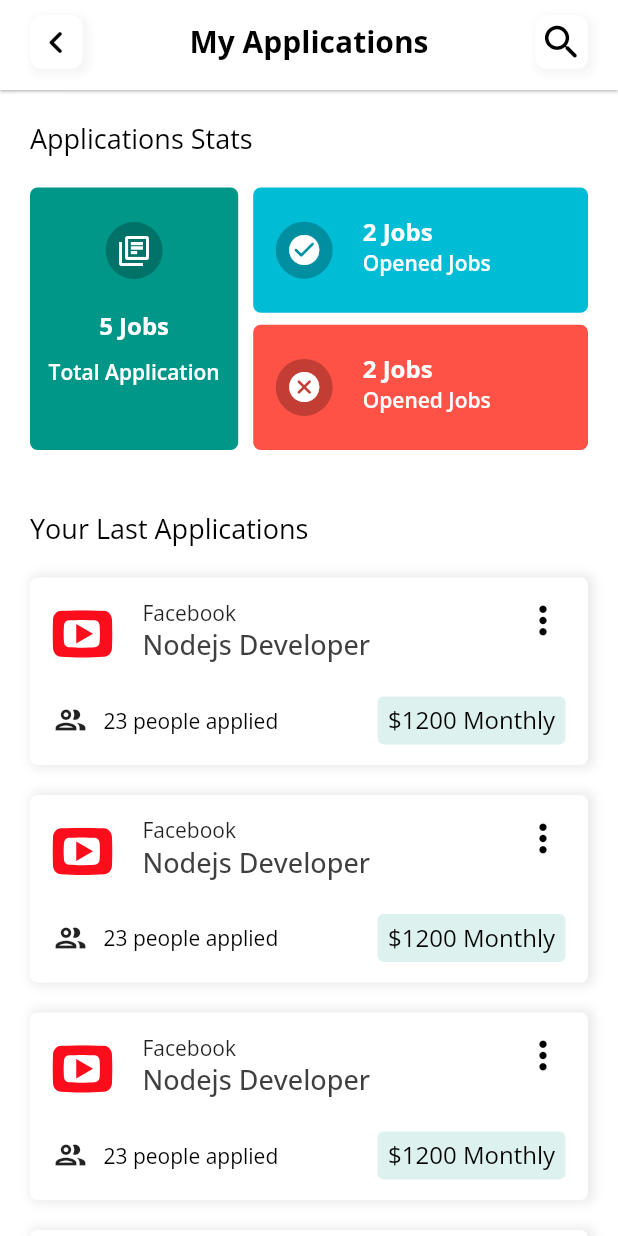
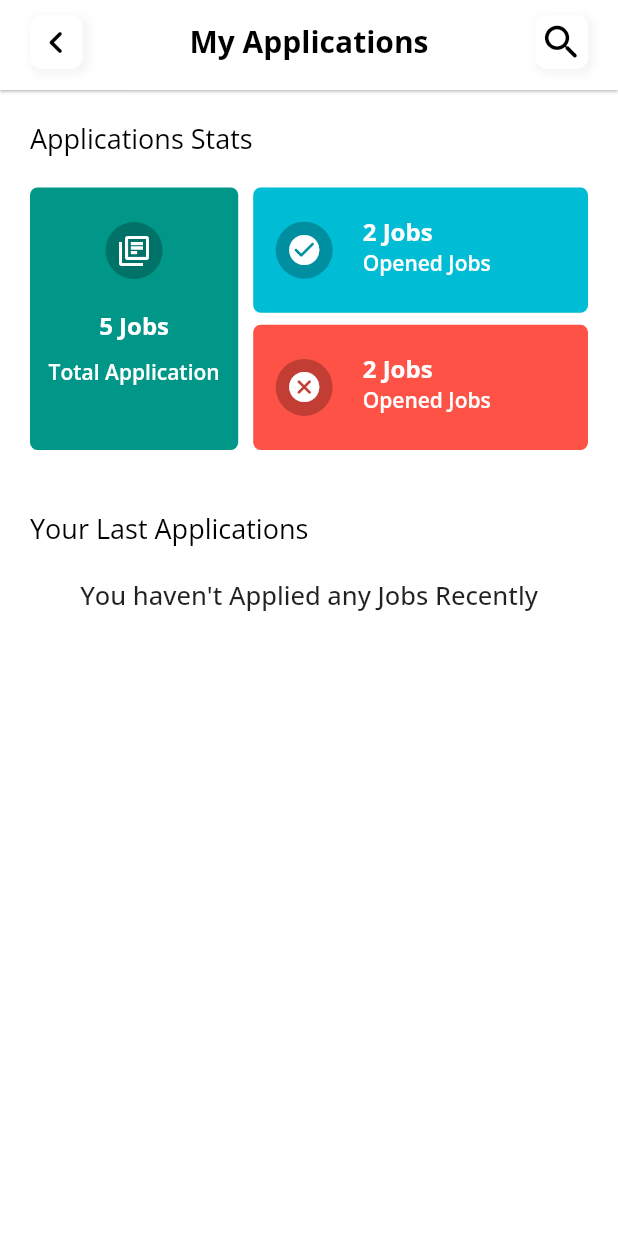
Before and after one commit to thetooaung07/job-portal, a Flutter app: the ApplicationsPage screen opened by its route, on a phone screen of 412 x 824 dp. Run offline on Flutter 3.47's test engine with Material 2 defaults, Android fonts, the phone set to English and light mode, and no system bars; our stand-ins replace cloud_firestore, file_picker, firebase_auth, firebase_core, firebase_storage, flutter_svg and 3 more; accounts and stored records are empty; statements that could not run were skipped.

Commit message:
Application Page

```diff
--- a/lib/model/applicant_model.dart
+++ b/lib/model/applicant_model.dart
@@ -44,6 +44,7 @@ class ApplicantModel {
     socialLinks = doc["socialLinks"] as List;
     suggestion = doc["suggestion"];
     question = doc["question"];
+    jobPostId = doc["jobPostId"];
   }
 
   Map<String, dynamic> toJson() => {
--- a/lib/model/job_post_model.dart
+++ b/lib/model/job_post_model.dart
@@ -38,7 +38,7 @@ class JobPostModel {
     required this.createdAt,
   });
 
-// to cloud firestore
+// from cloud firestore
   JobPostModel.fromDocumentSnapshot(DocumentSnapshot doc) {
     postUserId = doc["postUserId"];
     id = doc["id"];
--- a/lib/view/applications_page.dart
+++ b/lib/view/applications_page.dart
@@ -2,9 +2,12 @@ import 'package:flutter/material.dart';
 import 'package:flutter_svg/flutter_svg.dart';
 import 'package:get/get.dart';
 import 'package:job_portal/constants.dart';
+import 'package:job_portal/controller/application_page_controller.dart';
 import 'package:job_portal/controller/bottom_nav_bar_controller.dart';
 import 'package:job_portal/controller/my_application_controller.dart';
 import 'package:job_portal/main.dart';
+import 'package:job_portal/model/job_post_model.dart';
+import 'package:job_portal/routes/routes.dart';
 import 'package:job_portal/widgets/my_app_bar.dart';
 
 class ApplicationsPage extends StatelessWidget {
@@ -12,7 +15,7 @@ class ApplicationsPage extends StatelessWidget {
 
   @override
   Widget build(BuildContext context) {
-    MyApplicationController controller = Get.put(MyApplicationController());
+    // MyApplicationController controller = ;
     return Scaffold(
       appBar: MyAppBar(
         leading: Container(
@@ -61,12 +64,28 @@ class ApplicationsPage extends StatelessWidget {
                 style: kCaptionTextStyle,
               ),
               SizedBox(height: 20),
-              ListView.builder(
+              GetX<ApplicationsPageController>(
+                init: Get.put(ApplicationsPageController()),
+                builder: (controller) {
+                  return controller.myApplicationList.length > 0 &&
+                          controller.jobPostList.length > 0
+                      ? ListView.builder(
                           shrinkWrap: true,
                           physics: NeverScrollableScrollPhysics(),
-                itemCount: 4,
+                          itemCount: controller.myApplicationList.length,
                           itemBuilder: (context, index) {
-                  return ApplicationCard();
+                            return ApplicationCard(
+                                data: controller.jobPostList[index]);
+                          },
+                        )
+                      : Container(
+                          child: Center(
+                              child: Text(
+                                  "You haven't Applied any Jobs Recently",
+                                  style: TextStyle(
+                                      fontSize: 17,
+                                      fontWeight: FontWeight.w500))),
+                        );
                 },
               )
             ],
@@ -78,11 +97,16 @@ class ApplicationsPage extends StatelessWidget {
 }
 
 class ApplicationCard extends StatelessWidget {
-  const ApplicationCard({Key? key}) : super(key: key);
+  final JobPostModel data;
+  const ApplicationCard({Key? key, required this.data}) : super(key: key);
 
   @override
   Widget build(BuildContext context) {
-    return Container(
+    return GestureDetector(
+      onTap: () {
+        Get.toNamed(RouteNames.jobDetails, arguments: data);
+      },
+      child: Container(
         margin: EdgeInsets.only(bottom: 20),
         padding: EdgeInsets.symmetric(horizontal: 15, vertical: 5),
         height: 125,
@@ -104,10 +128,15 @@ class ApplicationCard extends StatelessWidget {
                   children: [
                     Padding(
                       padding: EdgeInsets.symmetric(vertical: 4),
-                    child: SvgPicture.asset(
-                      "assets/icons/logo_youtube.svg",
-                      height: 40,
-                      width: 40,
+                      child: ClipRRect(
+                        borderRadius: BorderRadius.circular(10),
+                        child: Container(
+                            height: 60,
+                            width: 60,
+                            alignment: Alignment.center,
+                            child: data.postedBy.profile != null
+                                ? Image.network(data.postedBy.profile!)
+                                : Image.asset('assets/images/default.png')),
                       ),
                     ),
                     SizedBox(
@@ -118,9 +147,9 @@ class ApplicationCard extends StatelessWidget {
                         mainAxisAlignment: MainAxisAlignment.center,
                         crossAxisAlignment: CrossAxisAlignment.start,
                         children: [
-                        Text("Facebook"),
+                          Text(data.companyName),
                           Text(
-                          "Nodejs Developer",
+                            data.title,
                             style: kJobPositionTextStyle,
                           ),
                         ],
@@ -142,6 +171,7 @@ class ApplicationCard extends StatelessWidget {
                 Container(
                   padding: EdgeInsets.symmetric(horizontal: 10, vertical: 5),
                   child: Text(
+                    // TODO count number of people applied to this job
                     "23 people applied",
                     style: kBodyTextStyle.copyWith(color: Colors.black),
                   ),
@@ -154,7 +184,7 @@ class ApplicationCard extends StatelessWidget {
                     borderRadius: BorderRadius.circular(4),
                   ),
                   child: Text(
-                  "\$1200 Monthly",
+                    "\$${data.salary.split("-")[1]} Monthly",
                     style: kBodyTextStyle.copyWith(
                         color: Colors.black, fontSize: 16),
                   ),
@@ -162,6 +192,7 @@ class ApplicationCard extends StatelessWidget {
               ],
             ),
           ],
+        ),
       ),
     );
   }
```
Also changed, not shown: lib/controller/application_page_controller.dart (+28 -3 lines), lib/view/job_details_page/job_details_page.dart (+24 -4 lines). Lines whose indentation alone changed are shown as unchanged.
